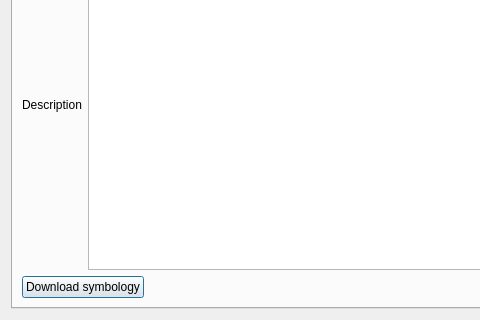
Before: the Qt Designer form src/qgis_templates_symbology/ui/symbology_dialog.ui in hotosm/qgis-templates-and-symbology-plugin, drawn with Qt 5; both pictures show x 0 to 480 and y 162 to 482 of the 962 by 482 pixel window.
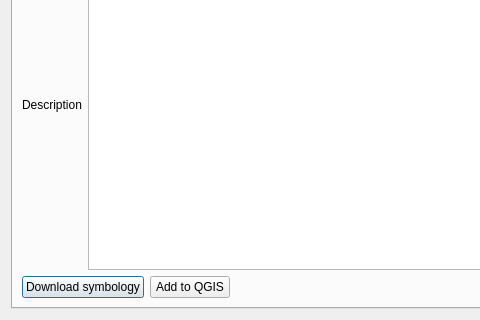
After: the same form once the commit is applied.

What changed in the file:
```diff
--- a/src/qgis_templates_symbology/ui/symbology_dialog.ui
+++ b/src/qgis_templates_symbology/ui/symbology_dialog.ui
@@ -122,6 +122,16 @@
            </property>
           </widget>
          </item>
+         <item>
+          <widget class="QPushButton" name="add_to_qgis_btn">
+           <property name="toolTip">
+            <string>Add symbology into QGIS styles, applicable for icons only.</string>
+           </property>
+           <property name="text">
+            <string>Add to QGIS</string>
+           </property>
+          </widget>
+         </item>
          <item>
           <spacer name="horizontalSpacer">
            <property name="orientation">
```
